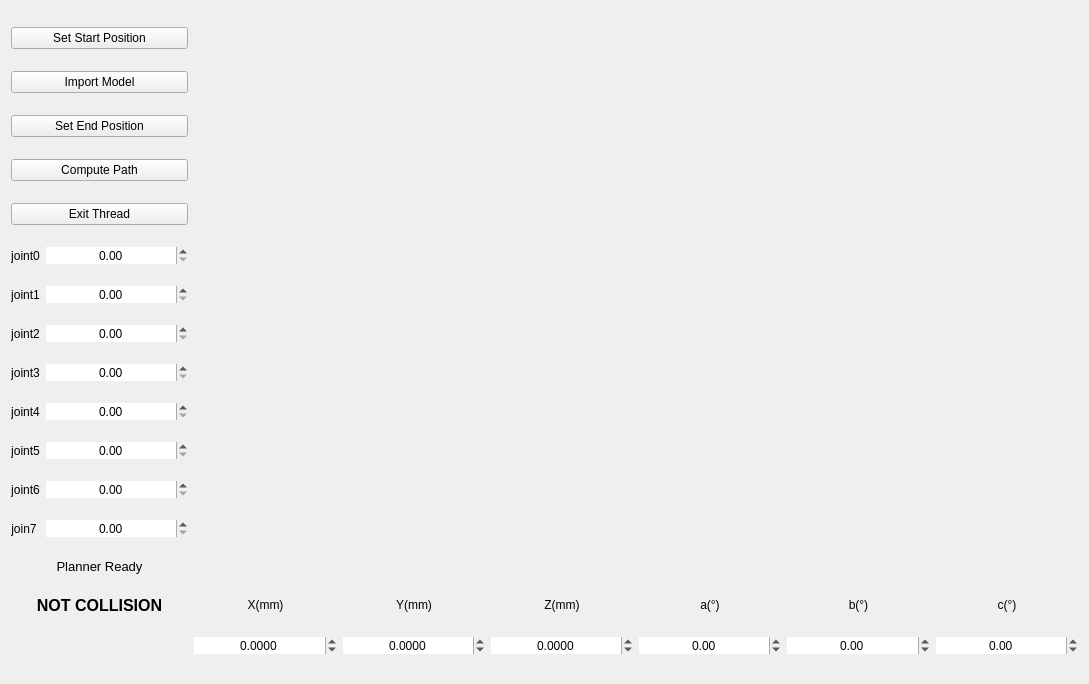
This is widget.ui in Das-Lieber/Simulator as Qt 5 draws it before an edit. The edited form follows.
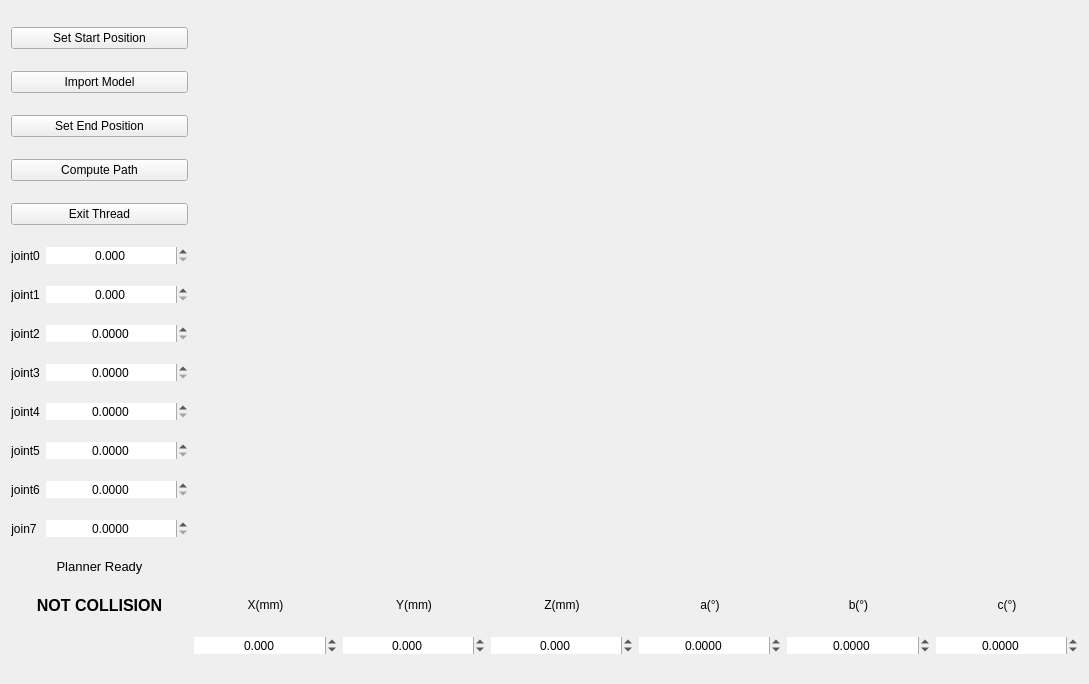
This is the edited form.

Commit message: correct the api and the precision

Patch:
```diff
--- a/widget.ui
+++ b/widget.ui
@@ -108,6 +108,9 @@
      <property name="alignment">
       <set>Qt::AlignCenter</set>
      </property>
+     <property name="decimals">
+      <number>3</number>
+     </property>
      <property name="singleStep">
       <double>5.000000000000000</double>
      </property>
@@ -142,6 +145,9 @@
      <property name="alignment">
       <set>Qt::AlignCenter</set>
      </property>
+     <property name="decimals">
+      <number>3</number>
+     </property>
      <property name="singleStep">
       <double>5.000000000000000</double>
      </property>
@@ -176,6 +182,9 @@
      <property name="alignment">
       <set>Qt::AlignCenter</set>
      </property>
+     <property name="decimals">
+      <number>4</number>
+     </property>
      <property name="singleStep">
       <double>5.000000000000000</double>
      </property>
@@ -210,6 +219,9 @@
      <property name="alignment">
       <set>Qt::AlignCenter</set>
      </property>
+     <property name="decimals">
+      <number>4</number>
+     </property>
     </widget>
    </item>
    <item row="9" column="0">
@@ -241,6 +253,9 @@
      <property name="alignment">
       <set>Qt::AlignCenter</set>
      </property>
+     <property name="decimals">
+      <number>4</number>
+     </property>
     </widget>
    </item>
    <item row="10" column="0">
@@ -272,6 +287,9 @@
      <property name="alignment">
       <set>Qt::AlignCenter</set>
      </property>
+     <property name="decimals">
+      <number>4</number>
+     </property>
     </widget>
    </item>
    <item row="11" column="0">
@@ -303,6 +321,9 @@
      <property name="alignment">
       <set>Qt::AlignCenter</set>
      </property>
+     <property name="decimals">
+      <number>4</number>
+     </property>
     </widget>
    </item>
    <item row="12" column="0">
@@ -334,6 +355,9 @@
      <property name="alignment">
       <set>Qt::AlignCenter</set>
      </property>
+     <property name="decimals">
+      <number>4</number>
+     </property>
     </widget>
    </item>
    <item row="13" column="0" colspan="2">
@@ -510,7 +534,7 @@
       <set>Qt::AlignCenter</set>
      </property>
      <property name="decimals">
-      <number>4</number>
+      <number>3</number>
      </property>
      <property name="minimum">
       <double>-999.990000000000009</double>
@@ -537,7 +561,7 @@
       <set>Qt::AlignCenter</set>
      </property>
      <property name="decimals">
-      <number>4</number>
+      <number>3</number>
      </property>
      <property name="minimum">
       <double>-999.990000000000009</double>
@@ -567,7 +591,7 @@
       <set>Qt::AlignCenter</set>
      </property>
      <property name="decimals">
-      <number>4</number>
+      <number>3</number>
      </property>
      <property name="minimum">
       <double>-999.990000000000009</double>
@@ -601,7 +625,7 @@
       <enum>QAbstractSpinBox::UpDownArrows</enum>
      </property>
      <property name="decimals">
-      <number>2</number>
+      <number>4</number>
      </property>
      <property name="minimum">
       <double>-360.000000000000000</double>
@@ -635,7 +659,7 @@
       <enum>QAbstractSpinBox::UpDownArrows</enum>
      </property>
      <property name="decimals">
-      <number>2</number>
+      <number>4</number>
      </property>
      <property name="minimum">
       <double>-360.000000000000000</double>
@@ -669,7 +693,7 @@
       <enum>QAbstractSpinBox::UpDownArrows</enum>
      </property>
      <property name="decimals">
-      <number>2</number>
+      <number>4</number>
      </property>
      <property name="minimum">
       <double>-360.000000000000000</double>
```
The commit also changes 1 other file.
